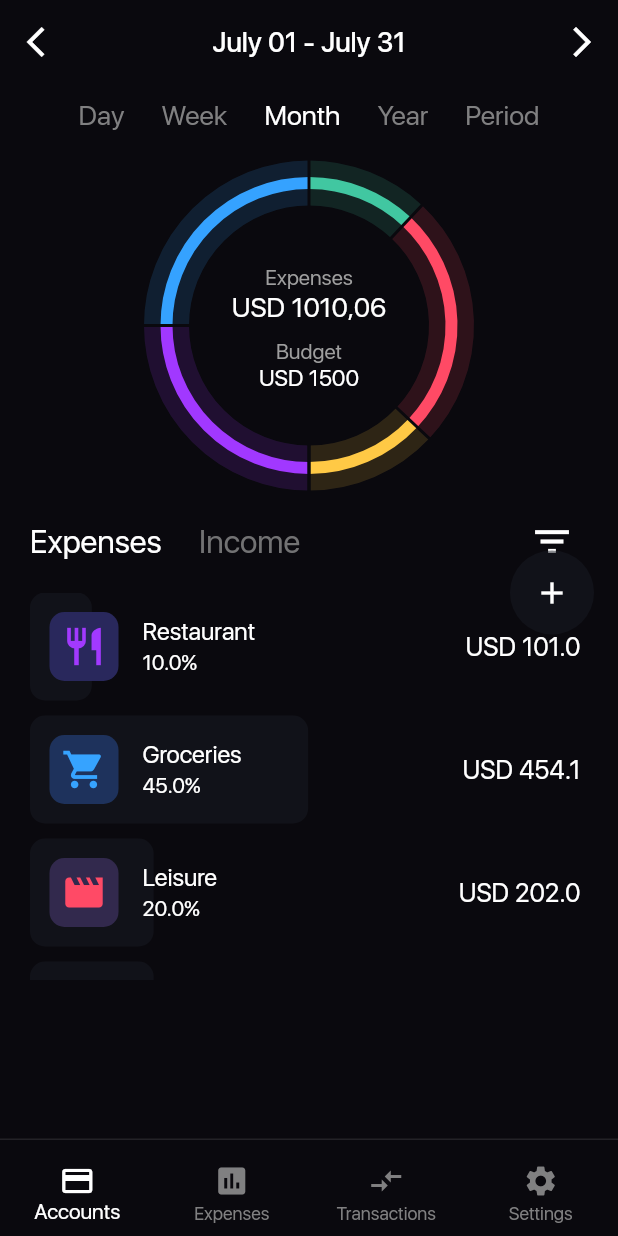
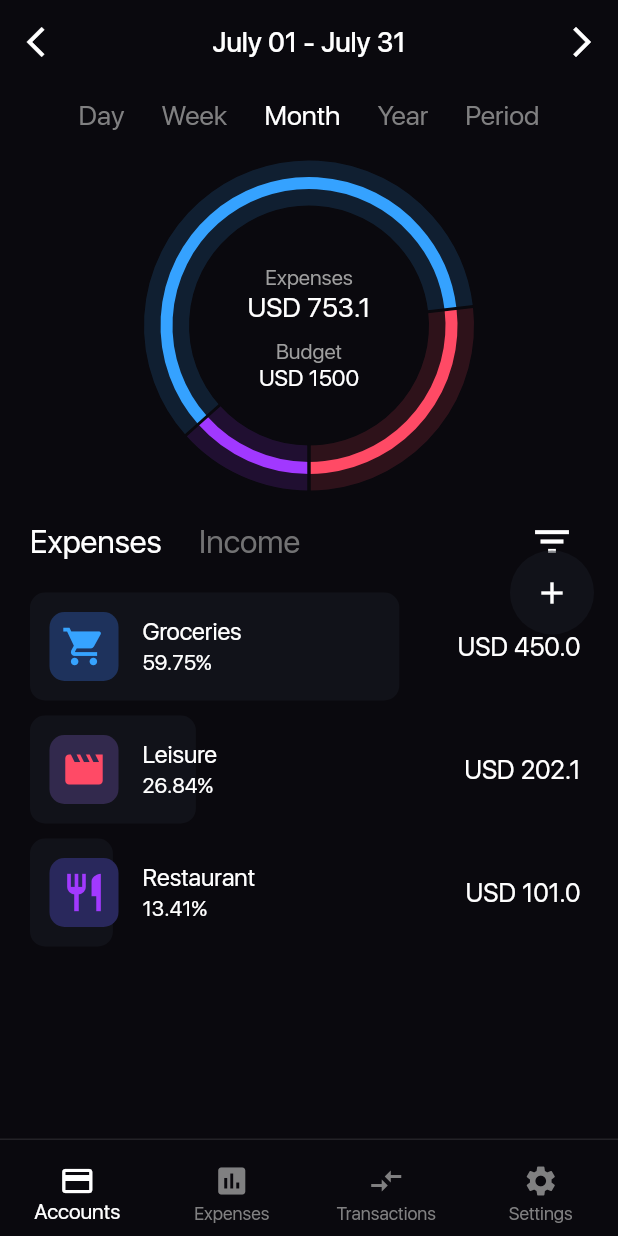
Before and after one commit to iWebshark/ExpensesTrackerApp, a Flutter app: the screen it shows after launch, on a phone screen of 412 x 824 dp. Run offline on Flutter 3.47's test engine with Material 2 defaults, Android fonts, the phone set to English and light mode, and no system bars; drawn by our look-alikes of fl_chart; project files that could hold a hidden picture were left out.

Commit message:
Create Models/Providers with dummy data

```diff
--- a/lib/main.dart
+++ b/lib/main.dart
@@ -1,6 +1,10 @@
+import 'package:expenses_app/providers/categories/categories_provider.dart';
+import 'package:expenses_app/providers/expenses/expenses_provider.dart';
+import 'package:expenses_app/providers/transactions_provider.dart';
 import 'package:expenses_app/screens/expenses_main_screen.dart';
 import 'package:flutter/material.dart';
 import 'package:flutter/services.dart';
+import 'package:provider/provider.dart';
 
 import './constants/UIConstants.dart' as ui;
 
@@ -53,11 +57,24 @@ class MyApp extends StatelessWidget {
 
   @override
   Widget build(BuildContext context) {
-    return MaterialApp(
-        debugShowCheckedModeBanner: false,
-        theme: _lightTheme,
-        darkTheme: _darkTheme,
-        themeMode: ThemeMode.dark,
-        home: ExpensesMainScreen());
+    return MultiProvider(
+      providers: [
+        ChangeNotifierProvider(
+          create: (context) => CategoriesProvider(),
+        ),
+        ChangeNotifierProvider(
+          create: (context) => TransactionsProvider(),
+        ),
+        ChangeNotifierProvider(
+          create: (context) => ExpensesProvider(),
+        ),
+      ],
+      child: MaterialApp(
+          debugShowCheckedModeBanner: false,
+          theme: _lightTheme,
+          darkTheme: _darkTheme,
+          themeMode: ThemeMode.dark,
+          home: ExpensesMainScreen()),
+    );
   }
 }
--- /dev/null
+++ b/lib/models/account.dart
@@ -0,0 +1,15 @@
+import 'package:expenses_app/models/category.dart';
+
+class Account extends Category {
+  double amount = 0;
+  String currency;
+
+  Account({
+    required id,
+    required categoryIcon,
+    required title,
+    required type,
+    required this.amount,
+    required this.currency,
+  }) : super(id: id, categoryIcon: categoryIcon, title: title, type: type);
+}
--- /dev/null
+++ b/lib/models/category.dart
@@ -0,0 +1,17 @@
+import 'package:expenses_app/widgets/icons/category_icon.dart';
+
+enum CategoryType { EXPENSES, ACCOUNTS, INCOME }
+
+class Category {
+  final String id;
+  final CategoryIcon categoryIcon;
+  final String title;
+  final CategoryType type;
+
+  Category({
+    required this.id,
+    required this.categoryIcon,
+    required this.title,
+    required this.type
+  });
+}
--- /dev/null
+++ b/lib/models/transaction.dart
@@ -0,0 +1,15 @@
+import 'package:expenses_app/models/category.dart';
+
+class Transaction {
+  final DateTime dateTime;
+  final double value;
+  final Category from;
+  final Category to;
+
+  Transaction({
+    required this.dateTime,
+    required this.value,
+    required this.from,
+    required this.to,
+  });
+}
--- /dev/null
+++ b/lib/providers/categories/categories_provider.dart
@@ -0,0 +1,56 @@
+import 'package:expenses_app/models/category.dart' as cat;
+import 'package:expenses_app/widgets/icons/category_icon.dart';
+import 'package:flutter/foundation.dart';
+import 'package:flutter/material.dart';
+
+class CategoriesProvider with ChangeNotifier {
+  Map<cat.CategoryType, List<cat.Category>> _typeToCategories = {
+    cat.CategoryType.EXPENSES: [
+      cat.Category(
+          id: "Restaurant",
+          categoryIcon: CategoryIcon(
+            icon: Icons.restaurant,
+            iconColor: Color(0xFFA239FF),
+            backgroundColor: Color(0xFF29285C),
+          ),
+          title: "Restaurant",
+          type: cat.CategoryType.EXPENSES),
+      cat.Category(
+          id: "Groceries",
+          categoryIcon: CategoryIcon(
+            icon: Icons.local_grocery_store,
+            iconColor: Color(0xFF36A3FF),
+            backgroundColor: Color(0xFF1E325C),
+          ),
+          title: "Groceries",
+          type: cat.CategoryType.EXPENSES),
+      cat.Category(
+          id: "Leisure",
+          categoryIcon: CategoryIcon(
+            icon: Icons.movie,
+            iconColor: Color(0xFFFF4A66),
+            backgroundColor: Color(0xFF32294D),
+          ),
+          title: "Leisure",
+          type: cat.CategoryType.EXPENSES),
+    ],
+    cat.CategoryType.ACCOUNTS: [],
+    cat.CategoryType.INCOME: [],
+  };
+
+  void addCategory(cat.CategoryType type, cat.Category category) {
+    _typeToCategories[type]!.add(category);
+  }
+
+  cat.Category? getCategoryByTypeAndId(cat.CategoryType type, String categoryId) {
+   var categoriesList = _typeToCategories[type] as List<cat.Category>;
+   for (cat.Category category in categoriesList) {
+     if (category.id == categoryId) return category;
+   }
+   return null;
+  }
+
+  List<cat.Category> getCategoriesByType(cat.CategoryType type) {
+    return _typeToCategories[type]!;
+  }
+}
--- /dev/null
+++ b/lib/providers/expenses/expenses_provider.dart
@@ -0,0 +1,55 @@
+import 'package:expenses_app/models/category.dart' as cat;
+import 'package:expenses_app/widgets/icons/category_icon.dart';
+import 'package:flutter/foundation.dart';
+import 'package:flutter/material.dart';
+
+class ExpensesProvider with ChangeNotifier {
+  Map<cat.Category, double> _categoryToSum = {
+    cat.Category(
+        id: "Restaurant",
+        categoryIcon: CategoryIcon(
+          icon: Icons.restaurant,
+          iconColor: Color(0xFFA239FF),
+          backgroundColor: Color(0xFF29285C),
+        ),
+        title: "Restaurant",
+        type: cat.CategoryType.EXPENSES): 101,
+    cat.Category(
+        id: "Groceries",
+        categoryIcon: CategoryIcon(
+          icon: Icons.local_grocery_store,
+          iconColor: Color(0xFF36A3FF),
+          backgroundColor: Color(0xFF1E325C),
+        ),
+        title: "Groceries",
+        type: cat.CategoryType.EXPENSES): 450,
+    cat.Category(
+        id: "Leisure",
+        categoryIcon: CategoryIcon(
+          icon: Icons.movie,
+          iconColor: Color(0xFFFF4A66),
+          backgroundColor: Color(0xFF32294D),
+        ),
+        title: "Leisure",
+        type: cat.CategoryType.EXPENSES): 202.1,
+  };
+  double _totalExpenses = 0;
+
+  ExpensesProvider() {
+    recalculateTotal();
+  }
+
+  void recalculateTotal() {
+    _categoryToSum.values.forEach((element) {
+      _totalExpenses += element;
+    });
+  }
+
+  double get total {
+    return _totalExpenses;
+  }
+
+  Map<cat.Category, double> get categories {
+    return Map.from(_categoryToSum);
+  }
+}
--- /dev/null
+++ b/lib/providers/transactions_provider.dart
@@ -0,0 +1,11 @@
+import 'package:expenses_app/models/transaction.dart';
+import 'package:flutter/foundation.dart';
+
+class TransactionsProvider with ChangeNotifier {
+  List<Transaction> _transactions = [];
+
+  void createTransaction(Transaction transaction) {
+    _transactions.add(transaction);
+    notifyListeners();
+  }
+}
--- a/lib/widgets/categories_list.dart
+++ b/lib/widgets/categories_list.dart
@@ -1,58 +1,36 @@
+import 'package:expenses_app/providers/categories/categories_provider.dart';
+import 'package:expenses_app/providers/expenses/expenses_provider.dart';
 import 'package:flutter/material.dart';
+import 'package:provider/provider.dart';
 
 import 'common/category_bar_item.dart';
 
 class CategoriesList extends StatelessWidget {
-  final List<Map<String, dynamic>> data = [
-    {
-      'icon': Icons.restaurant,
-      'iconColor': Color(0xFFA239FF),
-      'backgroundColor': Color(0xFF29285C),
-      'name': 'Restaurant',
-      'percentage': 0.1,
-      'value': 101.0,
-    },
-    {
-      'icon': Icons.local_grocery_store,
-      'iconColor': Color(0xFF36A3FF),
-      'backgroundColor': Color(0xFF1E325C),
-      'name': 'Groceries',
-      'percentage': 0.45,
-      'value': 454.1,
-    },
-    {
-      'icon': Icons.movie,
-      'iconColor': Color(0xFFFF4A66),
-      'backgroundColor': Color(0xFF32294D),
-      'name': 'Leisure',
-      'percentage': 0.2,
-      'value': 202.0,
-    },
-    {
-      'icon': Icons.movie,
-      'iconColor': Color(0xFFFF4A66),
-      'backgroundColor': Color(0xFF32294D),
-      'name': 'Leisure',
-      'percentage': 0.2,
-      'value': 202.0,
-    },
-  ];
-
   @override
   Widget build(BuildContext context) {
+    final data = Provider.of<ExpensesProvider>(context);
+    final categories = Provider.of<CategoriesProvider>(context);
     return Container(
       height: 258,
-      child: ListView.builder(
-        itemBuilder: (context, i) => CategoryBarItem(
-          icon: data[i]['icon'],
-          iconColor: data[i]['iconColor'],
-          backgroundColor: data[i]['backgroundColor'],
-          name: data[i]['name'],
-          percentage: data[i]['percentage'],
-          value: data[i]['value'],
-        ),
-        itemCount: data.length,
+      child: ListView(
+        children: buildList(data, categories),
       ),
     );
   }
+
+  List<CategoryBarItem> buildList(
+      ExpensesProvider data, CategoriesProvider categories) {
+    var list = data.categories.entries.map((element) {
+      return CategoryBarItem(
+        icon: element.key.categoryIcon.icon,
+        iconColor: element.key.categoryIcon.iconColor,
+        backgroundColor: element.key.categoryIcon.backgroundColor,
+        name: element.key.title,
+        percentage: element.value / data.total,
+        value: element.value,
+      );
+    }).toList();
+    list.sort((a, b) => b.value.compareTo(a.value));
+    return list;
+  }
 }
--- a/lib/widgets/charts/custom_pie_chart.dart
+++ b/lib/widgets/charts/custom_pie_chart.dart
@@ -1,32 +1,12 @@
+import 'package:expenses_app/providers/expenses/expenses_provider.dart';
 import 'package:fl_chart/fl_chart.dart';
 import 'package:flutter/material.dart';
+import 'package:provider/provider.dart';
 
 class CustomPieChart extends StatelessWidget {
-  final List<Map<String, dynamic>> data = [
-    {
-      'color': Color(0xFFA239FF),
-      'value': 25.0,
-    },
-    {
-      'color': Color(0xFF36A3FF),
-      'value': 25.0,
-    },
-    {
-      'color': Color(0xFF41C7A1),
-      'value': 12.0,
-    },
-    {
-      'color': Color(0xFFFF4A66),
-      'value': 25.0,
-    },
-    {
-      'color': Color(0xFFFFC946),
-      'value': 13.0,
-    },
-  ];
-
   @override
   Widget build(BuildContext context) {
+    final data = Provider.of<ExpensesProvider>(context);
     return Container(
       height: 220,
       child: Stack(
@@ -41,8 +21,10 @@ class CustomPieChart extends StatelessWidget {
                     style: TextStyle(color: Colors.grey),
                   ),
                   Text(
-                    'USD 1010,06',
-                    style: TextStyle(color: Theme.of(context).textTheme.headline6!.color, fontSize: 18),
+                    'USD ${data.total}',
+                    style: TextStyle(
+                        color: Theme.of(context).textTheme.headline6!.color,
+                        fontSize: 18),
                   ),
                   SizedBox(height: 11),
                   Text(
@@ -51,32 +33,37 @@ class CustomPieChart extends StatelessWidget {
                   ),
                   Text(
                     'USD 1500',
-                    style: TextStyle(color: Theme.of(context).textTheme.headline6!.color, fontSize: 15),
+                    style: TextStyle(
+                        color: Theme.of(context).textTheme.headline6!.color,
+                        fontSize: 15),
                   ),
                 ],
               ),
             ),
           ),
-          buildPieChart(borderedChart: false),
-          buildPieChart(borderedChart: true),
+          buildPieChart(borderedChart: false, context: context),
+          buildPieChart(borderedChart: true, context: context),
         ],
       ),
     );
   }
 
-  Widget buildPieChart({bool borderedChart = false}) {
+  Widget buildPieChart(
+      {bool borderedChart = false, required BuildContext context}) {
+    final data = Provider.of<ExpensesProvider>(context);
     return PieChart(PieChartData(
       borderData: FlBorderData(
         show: false,
       ),
       centerSpaceRadius: borderedChart ? double.infinity : 91,
       startDegreeOffset: 90,
-      sections: data
+      sections: data.categories.entries
           .map((e) => PieChartSectionData(
                 showTitle: false,
-                value: e['value'],
-                color:
-                    borderedChart ? e['color'].withOpacity(0.15) : e['color'],
+                value: e.value,
+                color: borderedChart
+                    ? e.key.categoryIcon.iconColor.withOpacity(0.15)
+                    : e.key.categoryIcon.iconColor,
                 radius: borderedChart ? 30 : 8,
               ))
           .toList(),
--- a/lib/widgets/common/category_bar_item.dart
+++ b/lib/widgets/common/category_bar_item.dart
@@ -43,7 +43,7 @@ class CategoryBarItem extends StatelessWidget {
                 name,
                 style: TextStyle(color: Theme.of(context).textTheme.headline6!.color),
               ),
-              subtitle: Text('${percentage*100}%',
+              subtitle: Text('${(percentage*100).toStringAsFixed(2)}%',
                   style:
                       TextStyle(color:Theme.of(context).textTheme.headline6!.color, fontWeight: FontWeight.w100)),
               trailing: Text('USD $value',
--- a/pubspec.yaml
+++ b/pubspec.yaml
@@ -24,8 +24,10 @@ dependencies:
   flutter:
     sdk: flutter
 
+  provider: ^5.0.0
   cupertino_icons: ^1.0.2
   fl_chart: ^0.36.3
+  quiver: ^3.0.1
 
 dev_dependencies:
   flutter_test:
```
Also changed, not shown: lib/constants/constants.dart (added), pubspec.lock.
